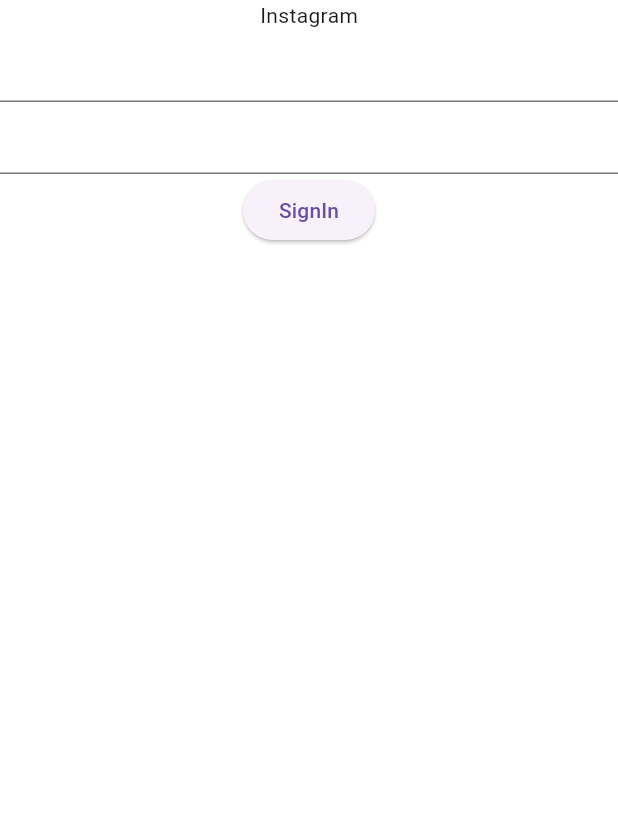
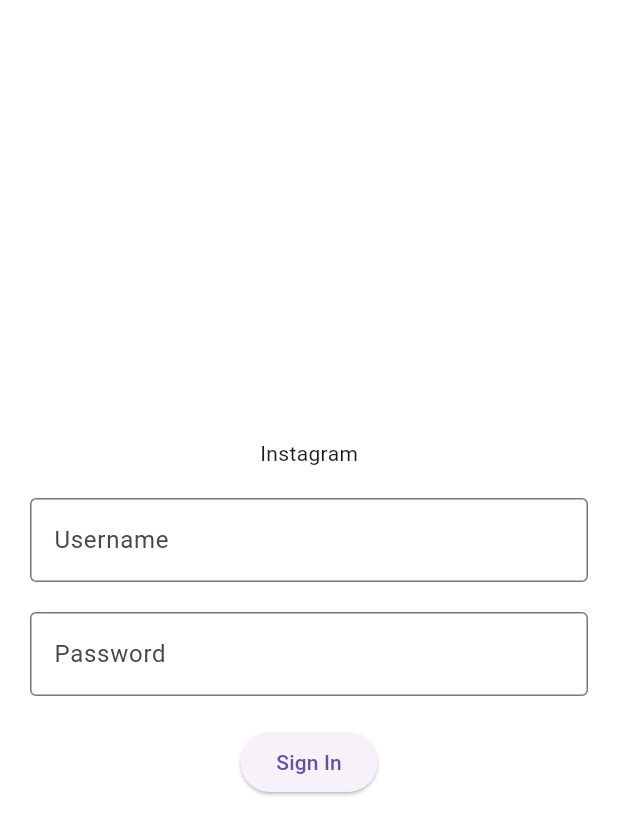
Before and after one commit to git-blackwood/clone-instagram, a Flutter app: the SigninView screen opened directly, on a phone screen of 412 x 824 dp. Shown: the top 835 px of the screen. Run offline on Flutter 3.47's test engine with Material 3 defaults, Android fonts, the phone set to English and light mode, and no system bars; our stand-ins replace image_picker.

Commit message:
feat: SignIn

```diff
--- a/App/lib/constant.dart
+++ b/App/lib/constant.dart
@@ -3,7 +3,7 @@
 import 'package:flutter/material.dart';
 
 // Server
-const String SERVER_HOST = "localhost";
+const String SERVER_HOST = "192.168.219.101";
 const int SERVER_PORT = 3000;
 
 // Color
--- a/App/lib/main.dart
+++ b/App/lib/main.dart
@@ -1,5 +1,5 @@
-import 'package:clone_instagram_app/bottom_nav_bar.dart';
 import 'package:clone_instagram_app/constant.dart';
+import 'package:clone_instagram_app/view/signin_view.dart';
 import 'package:flutter/material.dart';
 
 void main() {
@@ -18,7 +18,7 @@ class MainApp extends StatelessWidget {
           backgroundColor: COLOR_WHITE,
         ),
       ),
-      home: const BottomNavBar(),
+      home: const SigninView(),
     );
   }
 }
--- a/App/lib/repository/auth_repository.dart
+++ b/App/lib/repository/auth_repository.dart
@@ -1,14 +1,27 @@
+import 'dart:convert';
 import 'dart:io';
 
 import 'package:clone_instagram_app/constant.dart';
-import 'package:flutter/material.dart';
 
 class AuthRepository {
 
-  signIn({required String username, required String password}) async {
+  Future<bool> signIn({required String username, required String password}) async {
     final HttpClient client = HttpClient();
     final request = await client.post(SERVER_HOST, SERVER_PORT, "/auth/signin");
+    request.headers.contentType = ContentType.json;
+
+    final body = {
+      "username": username,
+      "password": password,
+    };
+    request.write(json.encode(body));
+
     final response = await request.close();
-    debugPrint("AuthRepository::signIn - Response : $response");
+
+    if (response.statusCode == HttpStatus.created) {
+      return true;
+    } else {
+      return false;
+    }
   }
 }
--- a/App/lib/view/signin_view.dart
+++ b/App/lib/view/signin_view.dart
@@ -1,3 +1,4 @@
+import 'package:clone_instagram_app/constant.dart';
 import 'package:clone_instagram_app/view_model/signin_view_model.dart';
 import 'package:flutter/material.dart';
 
@@ -10,16 +11,35 @@ class SigninView extends StatelessWidget {
     final AuthViewModel _viewModel = AuthViewModel();
 
     return Scaffold(
-      body: Column(
-        children: [
-          Text("Instagram"),
-          TextField(),
-          TextField(),
-          ElevatedButton(
-            onPressed: () => _viewModel.signIn(),
-            child: Text("SignIn"),
-          ),
-        ],
+      body: Padding(
+        padding: const EdgeInsets.symmetric(horizontal: PADDING_20),
+        child: Column(
+          mainAxisAlignment: MainAxisAlignment.center,
+          children: [
+            const Text("Instagram"),
+            const SizedBox(height: GAP_20),
+            TextField(
+              controller: _viewModel.usernameTextController,
+              decoration: const InputDecoration(
+                hintText: "Username",
+                border: OutlineInputBorder(),
+              ),
+            ),
+            const SizedBox(height: GAP_20),
+            TextField(
+              controller: _viewModel.passwordTextController,
+              decoration: const InputDecoration(
+                hintText: "Password",
+                border: OutlineInputBorder(),
+              ),
+            ),
+            const SizedBox(height: GAP_20),
+            ElevatedButton(
+              onPressed: () => _viewModel.signIn(context: context),
+              child: const Text("Sign In"),
+            ),
+          ],
+        ),
       ),
     );
   }
--- a/App/lib/view_model/signin_view_model.dart
+++ b/App/lib/view_model/signin_view_model.dart
@@ -1,3 +1,4 @@
+import 'package:clone_instagram_app/bottom_nav_bar.dart';
 import 'package:clone_instagram_app/repository/auth_repository.dart';
 import 'package:flutter/material.dart';
 
@@ -7,10 +8,17 @@ class AuthViewModel {
   final TextEditingController usernameTextController = TextEditingController();
   final TextEditingController passwordTextController = TextEditingController();
 
-  signIn() {
+  signIn({required BuildContext context}) {
     _repository.signIn(
       username: usernameTextController.text,
       password: passwordTextController.text,
-    );
+    ).then((isSignInSuccess) {
+      if (isSignInSuccess) {
+      Navigator.of(context).pop();
+      Navigator.of(context).push(MaterialPageRoute(builder: (context) => const BottomNavBar()));
+    } else {
+      debugPrint("SignInViewModel::signIn - Fail to sign in");
+    }
+    });
   }
 }
```
Also changed, not shown: App/lib/repository/post_repository.dart (+15 -0 lines), 3 other files.
